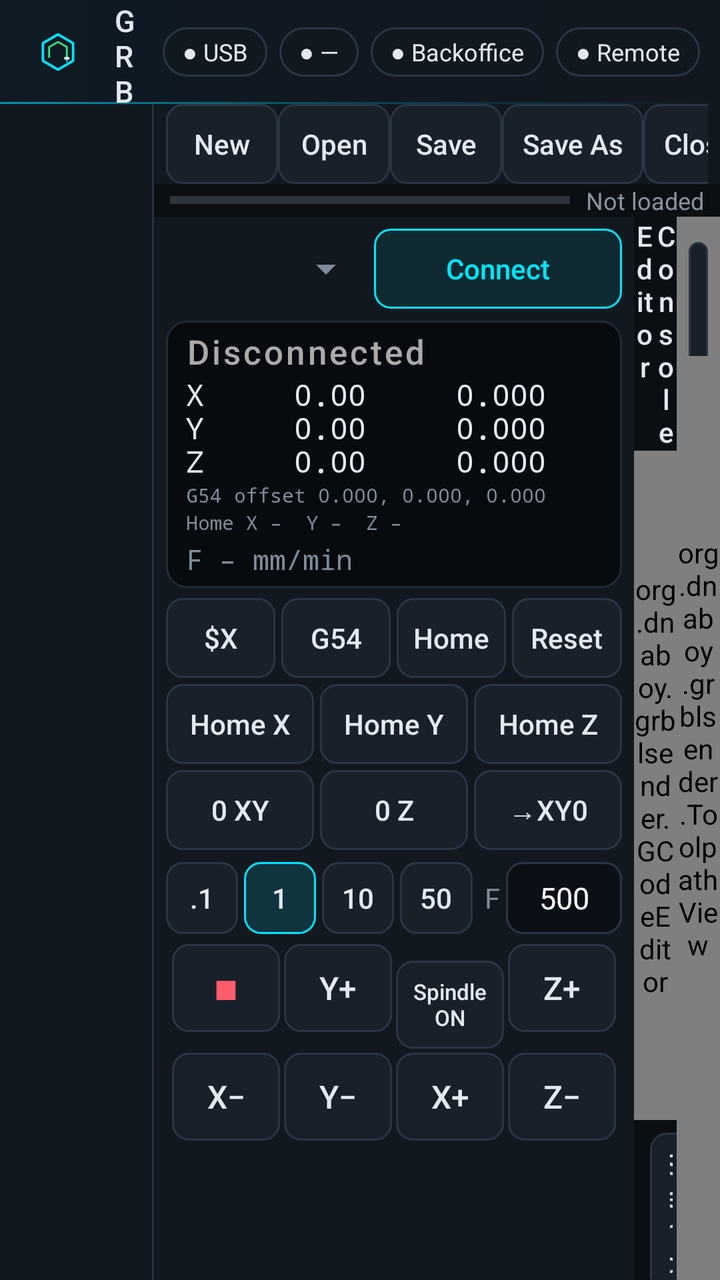
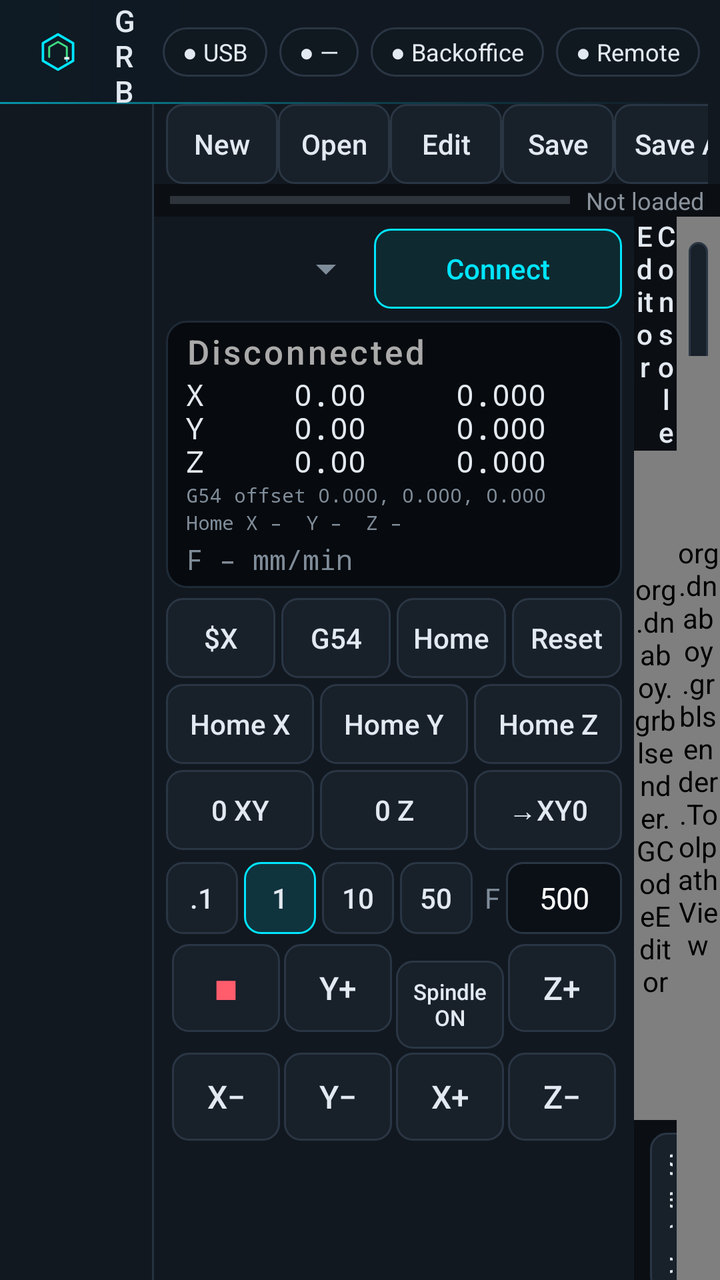

Two renders of the same Android screen: before a commit and after it. Below are the layout's source before the change and the commit's diff.
<!-- AndroidManifest.xml: application theme AppTheme -->
<!-- res/layout/activity_main.xml -->
<?xml version="1.0" encoding="utf-8"?>
<LinearLayout xmlns:android="http://schemas.android.com/apk/res/android"
    android:layout_width="match_parent"
    android:layout_height="match_parent"
    android:orientation="vertical"
    android:background="@color/bg"
    android:keepScreenOn="true">

    
    <LinearLayout
        android:id="@+id/titleBar"
        android:layout_width="match_parent"
        android:layout_height="52dp"
        android:background="@drawable/titlebar_bg"
        android:gravity="center_vertical"
        android:orientation="horizontal"
        android:paddingStart="12dp"
        android:paddingEnd="10dp">

        <ImageView
            android:layout_width="34dp"
            android:layout_height="34dp"
            android:contentDescription="Grbl Sender"
            android:src="@drawable/ic_launcher_fg"
            android:scaleType="fitCenter" />

        <LinearLayout
            android:layout_width="0dp"
            android:layout_height="wrap_content"
            android:layout_weight="1"
            android:layout_marginStart="10dp"
            android:orientation="vertical">

            <TextView
                android:id="@+id/txtTitle"
                android:layout_width="wrap_content"
                android:layout_height="wrap_content"
                android:fontFamily="sans-serif-medium"
                android:letterSpacing="0.18"
                android:text="GRBL SENDER"
                android:textColor="@color/text"
                android:textSize="15sp" />

            <TextView
                android:id="@+id/txtFile"
                android:layout_width="wrap_content"
                android:layout_height="wrap_content"
                android:ellipsize="middle"
                android:fontFamily="monospace"
                android:maxWidth="360dp"
                android:singleLine="true"
                android:text="No file"
                android:textColor="@color/muted"
                android:textSize="12sp" />
        </LinearLayout>

        <TextView android:id="@+id/chipUsb" style="@style/Chip" android:text="● USB" />
        <TextView android:id="@+id/chipMachine" style="@style/Chip" android:text="● —" />
        <TextView android:id="@+id/chipCloud" style="@style/Chip" android:text="● Backoffice" />
        <TextView android:id="@+id/chipRemote" style="@style/Chip" android:text="● Remote" />
        <TextView android:id="@+id/chipCamera" style="@style/Chip" android:text="● Camera LIVE" android:visibility="gone" />
    </LinearLayout>

    <LinearLayout
        android:layout_width="match_parent"
        android:layout_height="0dp"
        android:layout_weight="1"
        android:orientation="horizontal">

        
        <LinearLayout
            android:id="@+id/navRail"
            android:layout_width="76dp"
            android:layout_height="match_parent"
            android:background="@color/panel"
            android:gravity="center_horizontal"
            android:orientation="vertical"
            android:paddingTop="8dp"
            android:paddingStart="6dp"
            android:paddingEnd="6dp" />

        <View
            android:id="@+id/navDivider"
            android:layout_width="1dp"
            android:layout_height="match_parent"
            android:background="@color/border" />

        <FrameLayout
            android:layout_width="0dp"
            android:layout_height="match_parent"
            android:layout_weight="1">

            
            <LinearLayout
                android:id="@+id/pageControl"
                android:layout_width="match_parent"
                android:layout_height="match_parent"
                android:orientation="vertical">

            
            <LinearLayout
                android:id="@+id/toolbarRow"
                android:layout_width="match_parent"
                android:layout_height="wrap_content"
                android:orientation="horizontal"
                android:gravity="center_vertical"
                android:background="@color/panel"
                android:paddingStart="6dp"
                android:paddingEnd="6dp">

                <HorizontalScrollView
                    android:layout_width="0dp"
                    android:layout_height="wrap_content"
                    android:layout_weight="1"
                    android:scrollbars="none">

                    <LinearLayout
                        android:layout_width="wrap_content"
                        android:layout_height="wrap_content"
                        android:orientation="horizontal">

                        <Button android:id="@+id/btnNew" style="@style/Tb" android:text="New" />
                        <Button android:id="@+id/btnOpen" style="@style/Tb" android:text="Open" />
                        <Button android:id="@+id/btnSave" style="@style/Tb" android:text="Save" />
                        <Button android:id="@+id/btnSaveAs" style="@style/Tb" android:text="Save As" />
                        <Button android:id="@+id/btnClose" style="@style/Tb" android:text="Close" />
                        <View android:layout_width="1dp" android:layout_height="28dp"
                            android:layout_marginStart="6dp" android:layout_marginEnd="6dp" android:background="#3A4048" />
                        <Button android:id="@+id/btnLoad" style="@style/Tb" android:background="@drawable/btn_accent" android:text="⇩ Load" android:textColor="@color/accent" />
                        <Button android:id="@+id/btnRun" style="@style/Tb" android:background="@drawable/btn_run" android:text="▶ Run" android:textColor="@color/ok" />
                        <Button android:id="@+id/btnDryRun" style="@style/Tb" android:text="Dry run" android:textColor="@color/ok" />
                        <Button android:id="@+id/btnHold" style="@style/Tb" android:background="@drawable/btn_hold" android:text="❚❚ Hold" android:textColor="@color/warn" />
                        <Button android:id="@+id/btnResume" style="@style/Tb" android:text="Resume" />
                        <Button android:id="@+id/btnStop" style="@style/Tb" android:background="@drawable/btn_stop" android:text="■ Stop" android:textColor="@color/err" />
                        
                        <View android:layout_width="1dp" android:layout_height="28dp"
                            android:layout_marginStart="6dp" android:layout_marginEnd="6dp" android:background="#3A4048" />
                        <TextView
                            android:id="@+id/txtFeedOv"
                            android:layout_width="wrap_content"
                            android:layout_height="wrap_content"
                            android:paddingEnd="4dp"
                            android:singleLine="true"
                            android:text="Feed –"
                            android:textColor="#8B939C"
                            android:textSize="14sp" />
                        <Button android:id="@+id/ov50" style="@style/Tb" android:text="0.5×" />
                        <Button android:id="@+id/ov100" style="@style/Tb" android:text="1×" />
                        <Button android:id="@+id/ov200" style="@style/Tb" android:text="2×" />
                    </LinearLayout>
                </HorizontalScrollView>
            </LinearLayout>

            <LinearLayout
                android:id="@+id/progressRow"
                android:layout_width="match_parent"
                android:layout_height="wrap_content"
                android:orientation="horizontal"
                android:gravity="center_vertical"
                android:paddingStart="8dp"
                android:paddingEnd="8dp">

                <ProgressBar
                    android:id="@+id/progress"
                    style="@android:style/Widget.Material.ProgressBar.Horizontal"
                    android:layout_width="0dp"
                    android:layout_height="wrap_content"
                    android:layout_weight="1"
                    android:max="1000" />

                <TextView
                    android:id="@+id/txtJob"
                    android:layout_width="wrap_content"
                    android:layout_height="wrap_content"
                    android:paddingStart="8dp"
                    android:text="Not loaded"
                    android:textColor="#8B939C"
                    android:textSize="12sp" />
            </LinearLayout>

            
            <LinearLayout
                android:layout_width="match_parent"
                android:layout_height="0dp"
                android:layout_weight="1"
                android:orientation="horizontal">

                
                <ScrollView
                    android:id="@+id/leftPanel"
                    android:layout_width="240dp"
                    android:layout_height="match_parent"
                    android:background="@color/panel">

                    <LinearLayout
                        android:layout_width="match_parent"
                        android:layout_height="wrap_content"
                        android:orientation="vertical"
                        android:padding="6dp">

                        <LinearLayout
                            android:layout_width="match_parent"
                            android:layout_height="wrap_content"
                            android:gravity="center_vertical"
                            android:orientation="horizontal">

                            
                            <Spinner
                                android:id="@+id/baud"
                                android:layout_width="104dp"
                                android:layout_height="40dp" />

                            <Button
                                android:id="@+id/btnConnect"
                                style="@style/Btn"
                                android:layout_height="40dp"
                                android:background="@drawable/btn_accent"
                                android:textColor="@color/accent"
                                android:text="Connect" />
                        </LinearLayout>

                        
                        <LinearLayout
                            android:layout_width="match_parent"
                            android:layout_height="wrap_content"
                            android:layout_marginTop="6dp"
                            android:background="@drawable/dro_bg"
                            android:orientation="vertical"
                            android:paddingStart="10dp"
                            android:paddingEnd="8dp"
                            android:paddingTop="4dp"
                            android:paddingBottom="5dp">

                            <TextView
                                android:id="@+id/txtState"
                                android:layout_width="match_parent"
                                android:layout_height="wrap_content"
                                android:fontFamily="sans-serif-medium"
                                android:letterSpacing="0.08"
                                android:singleLine="true"
                                android:text="Disconnected"
                                android:textColor="#AAAAAA"
                                android:textSize="17sp" />

                            <TextView
                                android:id="@+id/txtPos"
                                android:layout_width="match_parent"
                                android:layout_height="wrap_content"
                                android:fontFamily="monospace"
                                android:lineSpacingMultiplier="0.95"
                                android:text="X     0.00     0.000\nY     0.00     0.000\nZ     0.00     0.000"
                                android:textColor="@color/text"
                                android:textSize="15sp" />

                            <TextView
                                android:id="@+id/txtMPos"
                                android:layout_width="match_parent"
                                android:layout_height="wrap_content"
                                android:fontFamily="monospace"
                                android:singleLine="true"
                                android:text="G54 offset 0.000, 0.000, 0.000"
                                android:textColor="@color/muted"
                                android:textSize="10sp" />

                            <TextView
                                android:id="@+id/txtHome"
                                android:layout_width="match_parent"
                                android:layout_height="wrap_content"
                                android:fontFamily="monospace"
                                android:singleLine="true"
                                android:text="Home X –  Y –  Z –"
                                android:textColor="@color/muted"
                                android:textSize="10sp" />

                            <TextView
                                android:id="@+id/txtFeed"
                                android:layout_width="match_parent"
                                android:layout_height="wrap_content"
                                android:layout_marginTop="2dp"
                                android:fontFamily="monospace"
                                android:singleLine="true"
                                android:text="F – mm/min"
                                android:textColor="@color/muted"
                                android:textSize="14sp" />
                        </LinearLayout>

                        <LinearLayout
                            android:layout_width="match_parent"
                            android:layout_height="wrap_content"
                            android:layout_marginTop="5dp"
                            android:orientation="horizontal">

                            <Button android:id="@+id/btnUnlock" style="@style/BtnRow" android:text="$X" />
                            <Button android:id="@+id/btnGoG54" style="@style/BtnRow" android:text="G54" />
                            <Button android:id="@+id/btnHome" style="@style/BtnRow" android:text="Home" />
                            <Button android:id="@+id/btnReset" style="@style/BtnRow" android:layout_marginEnd="0dp" android:text="Reset" />
                        </LinearLayout>

                        
                        <LinearLayout
                            android:layout_width="match_parent"
                            android:layout_height="wrap_content"
                            android:orientation="horizontal">

                            <Button android:id="@+id/btnHomeX" style="@style/BtnRow" android:text="Home X" />
                            <Button android:id="@+id/btnHomeY" style="@style/BtnRow" android:text="Home Y" />
                            <Button android:id="@+id/btnHomeZ" style="@style/BtnRow" android:layout_marginEnd="0dp" android:text="Home Z" />
                        </LinearLayout>

                        <LinearLayout
                            android:layout_width="match_parent"
                            android:layout_height="wrap_content"
                            android:orientation="horizontal">

                            <Button android:id="@+id/btnZeroXY" style="@style/BtnRow" android:text="0 XY" />
                            <Button android:id="@+id/btnZeroZ" style="@style/BtnRow" android:text="0 Z" />
                            <Button android:id="@+id/btnGoZero" style="@style/BtnRow" android:layout_marginEnd="0dp" android:text="→XY0" />
                        </LinearLayout>

                        
                        <LinearLayout
                            android:layout_width="match_parent"
                            android:layout_height="wrap_content"
                            android:layout_marginTop="3dp"
                            android:gravity="center_vertical"
                            android:orientation="horizontal">

                            <RadioGroup
                                android:id="@+id/stepGroup"
                                android:layout_width="0dp"
                                android:layout_height="wrap_content"
                                android:layout_weight="1"
                                android:orientation="horizontal">

                                <RadioButton android:id="@+id/s01" style="@style/Seg" android:text=".1" />
                                <RadioButton android:id="@+id/s1" style="@style/Seg" android:text="1" android:checked="true" />
                                <RadioButton android:id="@+id/s10" style="@style/Seg" android:text="10" />
                                <RadioButton android:id="@+id/s50" style="@style/Seg" android:text="50" />
                            </RadioGroup>

                            <TextView
                                android:layout_width="wrap_content"
                                android:layout_height="wrap_content"
                                android:paddingStart="3dp"
                                android:paddingEnd="3dp"
                                android:text="F"
                                android:textColor="@color/muted" />

                            <EditText
                                android:id="@+id/jogFeed"
                                android:layout_width="58dp"
                                android:layout_height="36dp"
                                android:background="@drawable/input_bg"
                                android:gravity="center"
                                android:inputType="number"
                                android:paddingStart="4dp"
                                android:paddingEnd="4dp"
                                android:selectAllOnFocus="true"
                                android:text="500"
                                android:textColor="#FFFFFF"
                                android:textSize="15sp" />
                        </LinearLayout>

                        <GridLayout
                            android:layout_width="wrap_content"
                            android:layout_height="wrap_content"
                            android:layout_gravity="center_horizontal"
                            android:layout_marginTop="4dp"
                            android:columnCount="4"
                            android:rowCount="2">

                            
                            <Button android:id="@+id/jStop" style="@style/Jog" android:contentDescription="Cancel jog" android:text="■" android:textColor="@color/err" />
                            <Button android:id="@+id/jYp" style="@style/Jog" android:text="Y+" />
                            <Button android:id="@+id/jSpindle" style="@style/Jog" android:contentDescription="Spindle on/off" android:text="Spindle\nON" android:textSize="11sp" />
                            <Button android:id="@+id/jZp" style="@style/Jog" android:text="Z+" />

                            <Button android:id="@+id/jXm" style="@style/Jog" android:text="X−" />
                            <Button android:id="@+id/jYm" style="@style/Jog" android:text="Y−" />
                            <Button android:id="@+id/jXp" style="@style/Jog" android:text="X+" />
                            <Button android:id="@+id/jZm" style="@style/Jog" android:text="Z−" />
                        </GridLayout>
                    </LinearLayout>
                </ScrollView>

                
                <LinearLayout
                    android:id="@+id/middlePanel"
                    android:layout_width="0dp"
                    android:layout_height="match_parent"
                    android:layout_weight="1"
                    android:orientation="vertical">

                    <LinearLayout
                        android:layout_width="match_parent"
                        android:layout_height="wrap_content"
                        android:orientation="horizontal">

                        <Button android:id="@+id/tabEditor" style="@style/Tab" android:text="Editor" />
                        <Button android:id="@+id/tabConsole" style="@style/Tab" android:text="Console" />
                    </LinearLayout>

                    <FrameLayout
                        android:layout_width="match_parent"
                        android:layout_height="0dp"
                        android:layout_weight="1">

                        <org.dnaboy.grblsender.GCodeEditor
                            android:id="@+id/editor"
                            android:layout_width="match_parent"
                            android:layout_height="match_parent" />

                        <org.dnaboy.grblsender.GCodeViewer
                            android:id="@+id/viewer"
                            android:layout_width="match_parent"
                            android:layout_height="match_parent"
                            android:visibility="gone" />

                        <ScrollView
                            android:id="@+id/logScroll"
                            android:layout_width="match_parent"
                            android:layout_height="match_parent"
                            android:background="#070A0E"
                            android:padding="4dp"
                            android:visibility="gone">

                            <TextView
                                android:id="@+id/txtLog"
                                android:layout_width="match_parent"
                                android:layout_height="wrap_content"
                                android:fontFamily="monospace"
                                android:textSize="12sp"
                                android:textColor="#B9E3B9"
                                android:textIsSelectable="true" />
                        </ScrollView>
                    </FrameLayout>

                    <LinearLayout
                        android:layout_width="match_parent"
                        android:layout_height="wrap_content"
                        android:orientation="horizontal">

                        <EditText
                            android:id="@+id/cmdInput"
                            android:background="@drawable/input_bg"
                            android:padding="8dp"
                            android:layout_margin="4dp"
                            android:fontFamily="monospace"
                            android:layout_width="0dp"
                            android:layout_height="wrap_content"
                            android:layout_weight="1"
                            android:hint="G-code or $ command"
                            android:imeOptions="actionSend"
                            android:inputType="textCapCharacters|textNoSuggestions"
                            android:singleLine="true"
                            android:textColor="#FFFFFF"
                            android:textColorHint="#777777" />

                        <Button
                            android:id="@+id/btnSend"
                            style="@style/Tb"
                            android:text="Send" />

                        <Button
                            android:id="@+id/btnSettings"
                            style="@style/Tb"
                            android:text="$$" />
                    </LinearLayout>
                </LinearLayout>

                
                <FrameLayout
                    android:layout_width="0dp"
                    android:layout_height="match_parent"
                    android:layout_weight="1">

                    <org.dnaboy.grblsender.ToolpathView
                        android:id="@+id/preview"
                        android:layout_width="match_parent"
                        android:layout_height="match_parent" />

                    <LinearLayout
                        android:layout_width="wrap_content"
                        android:layout_height="wrap_content"
                        android:layout_gravity="top|end"
                        android:layout_margin="6dp"
                        android:orientation="horizontal">

                        <Button
                            android:id="@+id/btnFit"
                            style="@style/Tb"
                            android:text="Fit" />

                        <Button
                            android:id="@+id/btnFull"
                            style="@style/Tb"
                            android:minWidth="48dp"
                            android:textSize="20sp"
                            android:contentDescription="Full screen preview"
                            android:text="⛶" />
                    </LinearLayout>

                    
                    <LinearLayout
                        android:id="@+id/fullControls"
                        android:layout_width="wrap_content"
                        android:layout_height="wrap_content"
                        android:layout_gravity="bottom|end"
                        android:layout_marginEnd="8dp"
                        android:layout_marginBottom="28dp"
                        android:orientation="horizontal"
                        android:visibility="gone">

                        <TextView
                            android:id="@+id/fullState"
                            android:layout_width="wrap_content"
                            android:layout_height="wrap_content"
                            android:layout_gravity="center_vertical"
                            android:background="#CC0B0F14"
                            android:padding="8dp"
                            android:textColor="@color/text"
                            android:textSize="15sp"
                            android:textStyle="bold" />

                        <Button android:id="@+id/fullOv50" style="@style/Tb" android:text="0.5×" />
                        <Button android:id="@+id/fullOv100" style="@style/Tb" android:text="1×" />
                        <Button android:id="@+id/fullOv200" style="@style/Tb" android:text="2×" />
                        <Button android:id="@+id/fullHold" style="@style/Tb" android:background="@drawable/btn_hold" android:text="❚❚ Hold" android:textColor="@color/warn" />
                        <Button android:id="@+id/fullResume" style="@style/Tb" android:text="Resume" />
                        <Button android:id="@+id/fullStop" style="@style/Tb" android:background="@drawable/btn_stop" android:text="■ Stop" android:textColor="@color/err" />
                    </LinearLayout>
                </FrameLayout>
            </LinearLayout>
            </LinearLayout>

            
            <FrameLayout
                android:id="@+id/pageSettings"
                android:layout_width="match_parent"
                android:layout_height="match_parent"
                android:visibility="gone" />

            
            <FrameLayout
                android:id="@+id/pageSafety"
                android:layout_width="match_parent"
                android:layout_height="match_parent"
                android:visibility="gone" />
        </FrameLayout>
    </LinearLayout>
</LinearLayout>
<!-- resources referenced by this layout -->
<resources>
  <color name="accent">#00E5FF</color>
  <color name="bg">#0B0F14</color>
  <color name="border">#263240</color>
  <color name="err">#FF5C6C</color>
  <color name="muted">#7F8C99</color>
  <color name="ok">#3DDC84</color>
  <color name="panel">#121820</color>
  <color name="text">#E3E9F0</color>
  <color name="warn">#FFC040</color>
  <!-- drawable dro_bg (drawable) -->
  <?xml version="1.0" encoding="utf-8"?>
  <shape xmlns:android="http://schemas.android.com/apk/res/android" android:shape="rectangle">
      <corners android:radius="10dp" />
      <solid android:color="#070A0E" />
      <stroke android:width="1dp" android:color="#1E2A36" />
  </shape>
  <!-- drawable input_bg (drawable) -->
  <?xml version="1.0" encoding="utf-8"?>
  <shape xmlns:android="http://schemas.android.com/apk/res/android" android:shape="rectangle">
      <corners android:radius="8dp" />
      <solid android:color="#0B1016" />
      <stroke android:width="1dp" android:color="#2A3644" />
  </shape>
  <style name="Btn">
          <item name="android:layout_width">0dp</item>
          <item name="android:layout_height">wrap_content</item>
          <item name="android:layout_weight">1</item>
          <item name="android:textAllCaps">false</item>
          <item name="android:minWidth">0dp</item>
          <item name="android:paddingStart">2dp</item>
          <item name="android:paddingEnd">2dp</item>
      </style>
  <style name="BtnRow" parent="Btn">
          <item name="android:layout_height">40dp</item>
          <item name="android:layout_marginEnd">3dp</item>
          <item name="android:layout_marginBottom">3dp</item>
      </style>
  <style name="Jog">
          <item name="android:layout_width">54dp</item>
          <item name="android:layout_height">44dp</item>
          <item name="android:layout_margin">1dp</item>
          <item name="android:textSize">16sp</item>
          <item name="android:textAllCaps">false</item>
          <item name="android:minWidth">0dp</item>
          <item name="android:padding">0dp</item>
      </style>
  <style name="Tab">
          <item name="android:background">@android:color/transparent</item>
          <item name="android:layout_width">0dp</item>
          <item name="android:layout_height">wrap_content</item>
          <item name="android:layout_weight">1</item>
          <item name="android:textAllCaps">false</item>
          <item name="android:minHeight">36dp</item>
      </style>
  <!-- drawable chip_bg (drawable) -->
  <?xml version="1.0" encoding="utf-8"?>
  <shape xmlns:android="http://schemas.android.com/apk/res/android" android:shape="rectangle">
      <corners android:radius="14dp" />
      <solid android:color="#101820" />
      <stroke android:width="1dp" android:color="#2A3644" />
  </shape>
  <style name="TechButton" parent="@android:style/Widget.Material.Button">
          <item name="android:background">@drawable/btn_tech</item>
          <item name="android:textColor">@color/text</item>
          <item name="android:textAllCaps">false</item>
          <item name="android:stateListAnimator">@null</item>
          <item name="android:minHeight">40dp</item>
          <item name="android:fontFamily">sans-serif-medium</item>
      </style>
  <style name="TechDialog" parent="@android:style/Theme.Material.Dialog.Alert">
          <item name="android:colorAccent">@color/accent</item>
          <item name="android:windowBackground">@drawable/dialog_bg</item>
          <item name="android:textColorPrimary">@color/text</item>
      </style>
  <!-- drawable dialog_bg (drawable) -->
  <?xml version="1.0" encoding="utf-8"?>
  <inset xmlns:android="http://schemas.android.com/apk/res/android" android:inset="16dp">
      <shape android:shape="rectangle">
          <corners android:radius="14dp" />
          <solid android:color="#121820" />
          <stroke android:width="1dp" android:color="#2A3A4C" />
      </shape>
  </inset>
  <!-- unchanged entries left out for length: 12 -->
</resources>

<!-- the commit's change to res/layout/activity_main.xml (unified diff, before → after) -->
@@ -121,6 +121,7 @@
 
                         <Button android:id="@+id/btnNew" style="@style/Tb" android:text="New" />
                         <Button android:id="@+id/btnOpen" style="@style/Tb" android:text="Open" />
+                        <Button android:id="@+id/btnEdit" style="@style/Tb" android:text="Edit" />
                         <Button android:id="@+id/btnSave" style="@style/Tb" android:text="Save" />
                         <Button android:id="@+id/btnSaveAs" style="@style/Tb" android:text="Save As" />
                         <Button android:id="@+id/btnClose" style="@style/Tb" android:text="Close" />
